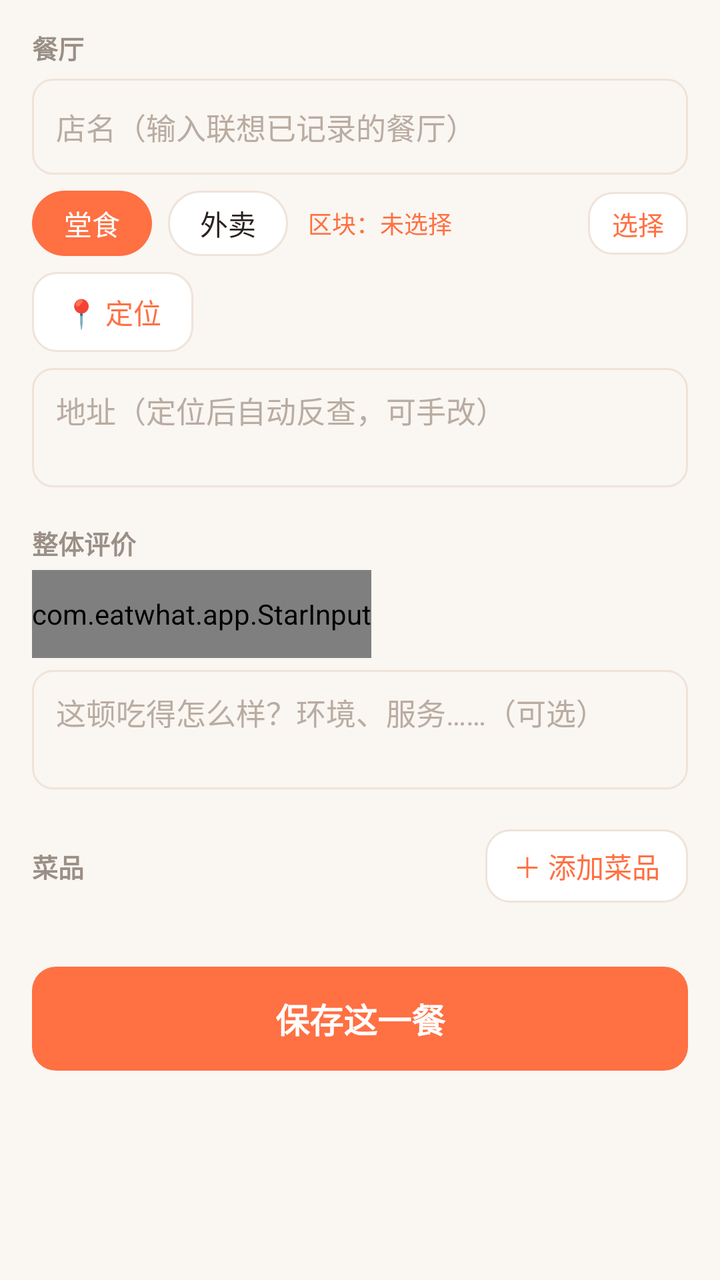
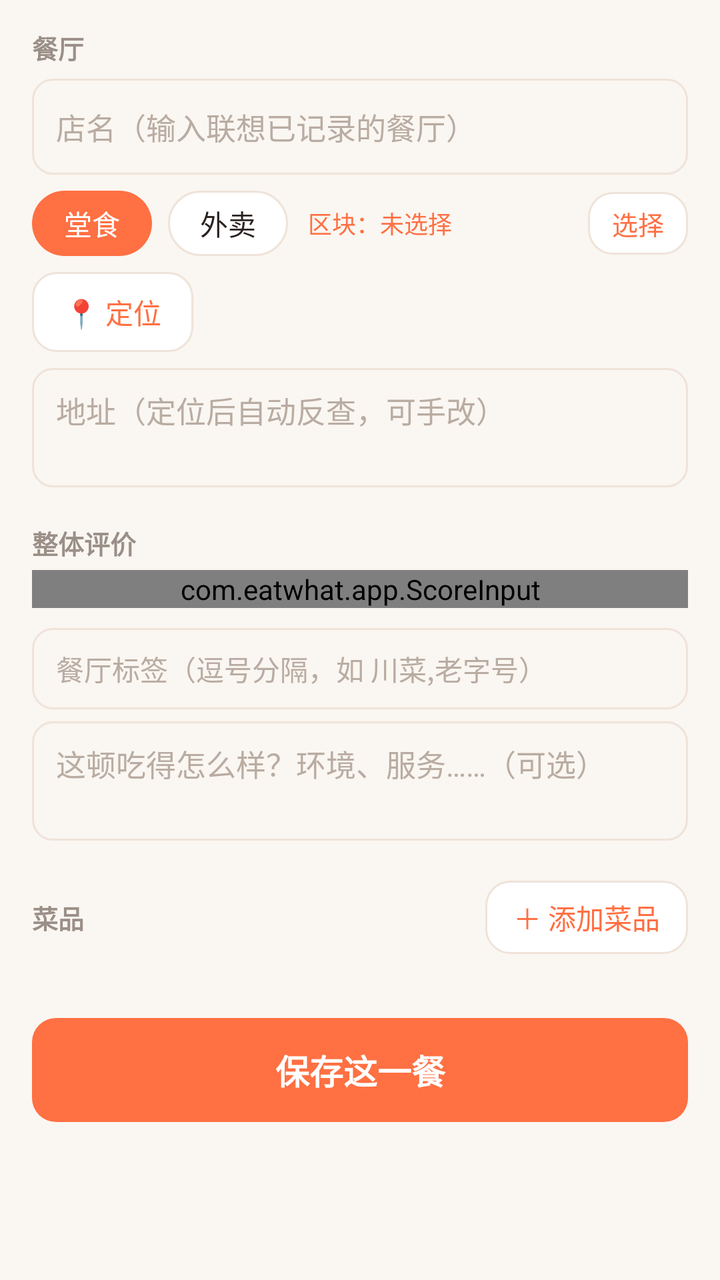

Screens rendered from an Android XML layout before and after an edit, with the pre-edit source and the edit as a unified diff.
<!-- AndroidManifest.xml: application theme AppTheme -->
<!-- res/layout/tab_record.xml -->
<?xml version="1.0" encoding="utf-8"?>
<ScrollView xmlns:android="http://schemas.android.com/apk/res/android"
    android:layout_width="match_parent"
    android:layout_height="match_parent"
    android:fillViewport="true"
    android:scrollbars="none">

    <LinearLayout
        android:layout_width="match_parent"
        android:layout_height="wrap_content"
        android:orientation="vertical"
        android:paddingStart="16dp"
        android:paddingEnd="16dp"
        android:paddingTop="14dp"
        android:paddingBottom="16dp">

        <TextView
            android:layout_width="wrap_content"
            android:layout_height="wrap_content"
            android:text="餐厅"
            android:textColor="@color/text_sub"
            android:textSize="13sp"
            android:textStyle="bold" />

        <AutoCompleteTextView
            android:id="@+id/act_restaurant"
            android:layout_width="match_parent"
            android:layout_height="48dp"
            android:layout_marginTop="6dp"
            android:background="@drawable/bg_input"
            android:hint="店名（输入联想已记录的餐厅）"
            android:imeOptions="actionNext"
            android:inputType="text"
            android:maxLines="1"
            android:paddingStart="12dp"
            android:paddingEnd="12dp"
            android:textColor="@color/text_main"
            android:textColorHint="@color/hint"
            android:textSize="15sp" />

        <LinearLayout
            android:layout_width="match_parent"
            android:layout_height="wrap_content"
            android:layout_marginTop="8dp"
            android:gravity="center_vertical"
            android:orientation="horizontal">

            <TextView
                android:id="@+id/chip_mode_in"
                android:layout_width="wrap_content"
                android:layout_height="wrap_content"
                android:background="@drawable/chip_on"
                android:paddingStart="16dp"
                android:paddingEnd="16dp"
                android:paddingTop="6dp"
                android:paddingBottom="6dp"
                android:text="堂食"
                android:textColor="#FFFFFF"
                android:textSize="14sp" />

            <TextView
                android:id="@+id/chip_mode_out"
                android:layout_width="wrap_content"
                android:layout_height="wrap_content"
                android:layout_marginStart="8dp"
                android:background="@drawable/chip_off"
                android:paddingStart="16dp"
                android:paddingEnd="16dp"
                android:paddingTop="6dp"
                android:paddingBottom="6dp"
                android:text="外卖"
                android:textColor="@color/text_main"
                android:textSize="14sp" />

            <TextView
                android:id="@+id/tv_area"
                android:layout_width="0dp"
                android:layout_height="wrap_content"
                android:layout_marginStart="10dp"
                android:layout_weight="1"
                android:ellipsize="end"
                android:maxLines="2"
                android:text="区块：未选择"
                android:textColor="@color/primary"
                android:textSize="12sp" />

            <TextView
                android:id="@+id/btn_area"
                android:layout_width="wrap_content"
                android:layout_height="wrap_content"
                android:layout_marginStart="6dp"
                android:background="@drawable/btn_ghost"
                android:paddingStart="12dp"
                android:paddingEnd="12dp"
                android:paddingTop="6dp"
                android:paddingBottom="6dp"
                android:text="选择"
                android:textColor="@color/primary"
                android:textSize="13sp" />
        </LinearLayout>

        <LinearLayout
            android:layout_width="match_parent"
            android:layout_height="wrap_content"
            android:layout_marginTop="8dp"
            android:gravity="center_vertical"
            android:orientation="horizontal">

            <TextView
                android:id="@+id/btn_locate"
                android:layout_width="wrap_content"
                android:layout_height="40dp"
                android:background="@drawable/btn_ghost"
                android:gravity="center"
                android:paddingStart="16dp"
                android:paddingEnd="16dp"
                android:text="📍 定位"
                android:textColor="@color/primary"
                android:textSize="14sp" />

            <TextView
                android:id="@+id/tv_coords"
                android:layout_width="0dp"
                android:layout_height="wrap_content"
                android:layout_marginStart="12dp"
                android:layout_weight="1"
                android:textColor="@color/text_sub"
                android:textSize="13sp" />
        </LinearLayout>

        <EditText
            android:id="@+id/et_address"
            android:layout_width="match_parent"
            android:layout_height="wrap_content"
            android:layout_marginTop="8dp"
            android:background="@drawable/bg_input"
            android:gravity="top"
            android:hint="地址（定位后自动反查，可手改）"
            android:inputType="textMultiLine"
            android:minLines="2"
            android:paddingStart="12dp"
            android:paddingEnd="12dp"
            android:paddingTop="10dp"
            android:paddingBottom="10dp"
            android:textColor="@color/text_main"
            android:textColorHint="@color/hint"
            android:textSize="15sp" />

        <TextView
            android:layout_width="wrap_content"
            android:layout_height="wrap_content"
            android:layout_marginTop="18dp"
            android:text="整体评价"
            android:textColor="@color/text_sub"
            android:textSize="13sp"
            android:textStyle="bold" />

        <com.eatwhat.app.StarInput
            android:id="@+id/star_overall"
            android:layout_width="wrap_content"
            android:layout_height="44dp"
            android:layout_marginTop="4dp" />

        <EditText
            android:id="@+id/et_overall"
            android:layout_width="match_parent"
            android:layout_height="wrap_content"
            android:layout_marginTop="6dp"
            android:background="@drawable/bg_input"
            android:gravity="top"
            android:hint="这顿吃得怎么样？环境、服务……（可选）"
            android:inputType="textMultiLine"
            android:minLines="2"
            android:paddingStart="12dp"
            android:paddingEnd="12dp"
            android:paddingTop="10dp"
            android:paddingBottom="10dp"
            android:textColor="@color/text_main"
            android:textColorHint="@color/hint"
            android:textSize="15sp" />

        <LinearLayout
            android:layout_width="match_parent"
            android:layout_height="wrap_content"
            android:layout_marginTop="20dp"
            android:gravity="center_vertical"
            android:orientation="horizontal">

            <TextView
                android:layout_width="0dp"
                android:layout_height="wrap_content"
                android:layout_weight="1"
                android:text="菜品"
                android:textColor="@color/text_sub"
                android:textSize="13sp"
                android:textStyle="bold" />

            <TextView
                android:id="@+id/btn_add_dish"
                android:layout_width="wrap_content"
                android:layout_height="wrap_content"
                android:background="@drawable/btn_ghost"
                android:paddingStart="14dp"
                android:paddingEnd="14dp"
                android:paddingTop="8dp"
                android:paddingBottom="8dp"
                android:text="＋ 添加菜品"
                android:textColor="@color/primary"
                android:textSize="14sp" />
        </LinearLayout>

        <LinearLayout
            android:id="@+id/ll_dishes"
            android:layout_width="match_parent"
            android:layout_height="wrap_content"
            android:layout_marginTop="8dp"
            android:orientation="vertical" />

        <TextView
            android:id="@+id/btn_save"
            android:layout_width="match_parent"
            android:layout_height="52dp"
            android:layout_marginTop="24dp"
            android:background="@drawable/btn_accent"
            android:gravity="center"
            android:text="保存这一餐"
            android:textColor="#FFFFFF"
            android:textSize="17sp"
            android:textStyle="bold" />

        <View
            android:layout_width="match_parent"
            android:layout_height="24dp" />
    </LinearLayout>
</ScrollView>
<!-- resources referenced by this layout -->
<resources>
  <color name="hint">#B9ACA2</color>
  <color name="primary">#FF7043</color>
  <color name="text_main">#2B2320</color>
  <color name="text_sub">#9A8F87</color>
  <!-- drawable bg_input (drawable) -->
  <?xml version="1.0" encoding="utf-8"?>
  <shape xmlns:android="http://schemas.android.com/apk/res/android"
      android:shape="rectangle">
      <solid android:color="@color/bg" />
      <corners android:radius="10dp" />
      <stroke android:width="1dp" android:color="@color/stroke" />
  </shape>
  <!-- drawable btn_accent (drawable) -->
  <?xml version="1.0" encoding="utf-8"?>
  <ripple xmlns:android="http://schemas.android.com/apk/res/android"
      android:color="#33FFFFFF">
      <item>
          <shape android:shape="rectangle">
              <solid android:color="@color/primary" />
              <corners android:radius="12dp" />
          </shape>
      </item>
  </ripple>
  <!-- drawable btn_ghost (drawable) -->
  <?xml version="1.0" encoding="utf-8"?>
  <ripple xmlns:android="http://schemas.android.com/apk/res/android"
      android:color="#22000000">
      <item>
          <shape android:shape="rectangle">
              <solid android:color="@color/card" />
              <corners android:radius="12dp" />
              <stroke android:width="1dp" android:color="@color/stroke" />
          </shape>
      </item>
  </ripple>
  <!-- drawable chip_off (drawable) -->
  <?xml version="1.0" encoding="utf-8"?>
  <shape xmlns:android="http://schemas.android.com/apk/res/android"
      android:shape="rectangle">
      <solid android:color="@color/card" />
      <corners android:radius="18dp" />
      <stroke android:width="1dp" android:color="@color/stroke" />
  </shape>
  <!-- drawable chip_on (drawable) -->
  <?xml version="1.0" encoding="utf-8"?>
  <shape xmlns:android="http://schemas.android.com/apk/res/android"
      android:shape="rectangle">
      <solid android:color="@color/primary" />
      <corners android:radius="18dp" />
  </shape>
  <style name="AppTheme" parent="@android:style/Theme.Material.Light.NoActionBar">
          <item name="android:colorPrimary">@color/primary</item>
          <item name="android:colorPrimaryDark">@color/primary_dark</item>
          <item name="android:statusBarColor">@color/primary_dark</item>
          <item name="android:windowBackground">@color/bg</item>
      </style>
  <color name="bg">#FAF6F1</color>
  <color name="stroke">#EFE3D9</color>
  <color name="card">#FFFFFF</color>
  <color name="primary_dark">#E64A19</color>
</resources>

<!-- the commit's change to res/layout/tab_record.xml (unified diff, before → after) -->
@@ -155,11 +155,28 @@
             android:textSize="13sp"
             android:textStyle="bold" />
 
-        <com.eatwhat.app.StarInput
-            android:id="@+id/star_overall"
-            android:layout_width="wrap_content"
-            android:layout_height="44dp"
+        <com.eatwhat.app.ScoreInput
+            android:id="@+id/score_overall"
+            android:layout_width="match_parent"
+            android:layout_height="wrap_content"
             android:layout_marginTop="4dp" />
+
+        <EditText
+            android:id="@+id/et_rtags"
+            android:layout_width="match_parent"
+            android:layout_height="wrap_content"
+            android:layout_marginTop="10dp"
+            android:background="@drawable/bg_input"
+            android:hint="餐厅标签（逗号分隔，如 川菜,老字号）"
+            android:inputType="text"
+            android:maxLines="1"
+            android:paddingStart="12dp"
+            android:paddingEnd="12dp"
+            android:paddingTop="10dp"
+            android:paddingBottom="10dp"
+            android:textColor="@color/text_main"
+            android:textColorHint="@color/hint"
+            android:textSize="14sp" />
 
         <EditText
             android:id="@+id/et_overall"
